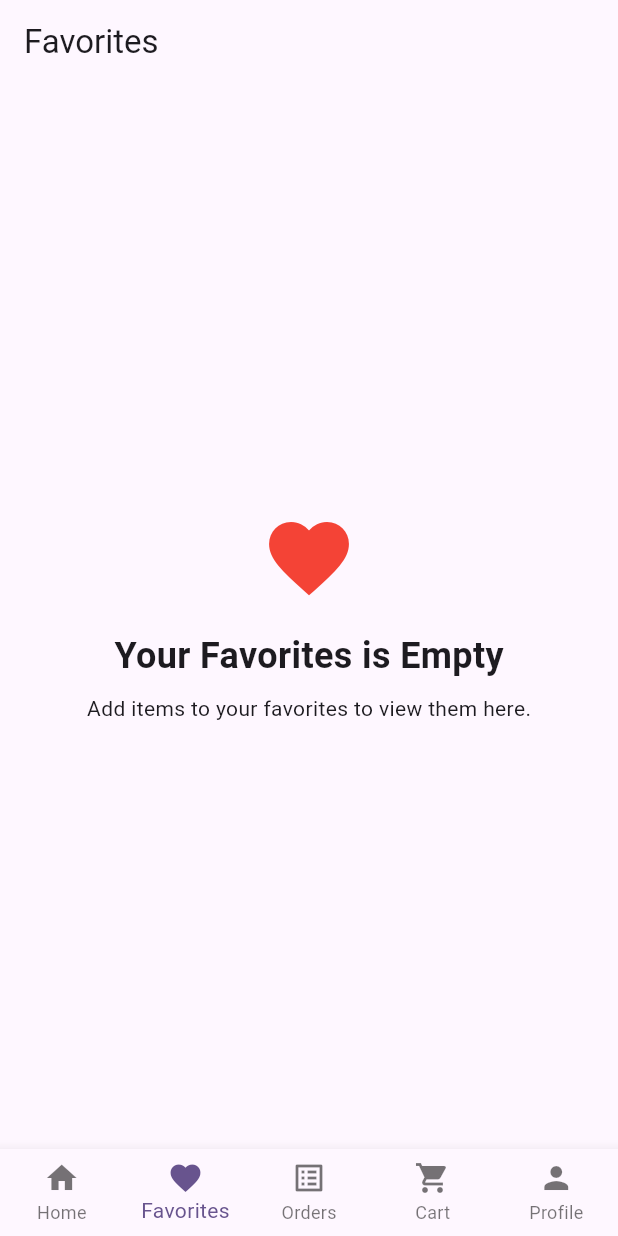
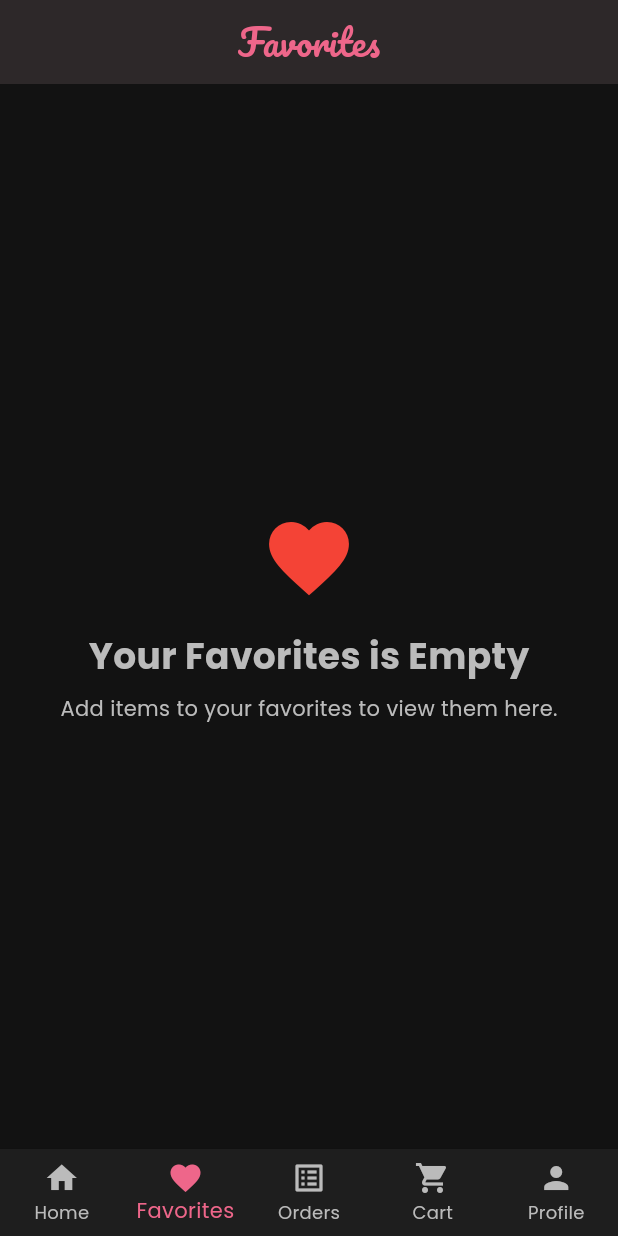
Before and after one commit to MonicaSaeed/cakes_store_frontend, a Flutter app: the screen it shows after launch, item 2 of the bottom bar chosen, on a phone screen of 412 x 824 dp. Run offline on Flutter 3.47's test engine with Material 3 defaults, Android fonts, the phone set to English and light mode, and no system bars; our stand-ins replace shared_preferences.

Commit message:
feat(theme): add light and dark theme data, controller, and SharedPreferences integration

```diff
--- /dev/null
+++ b/devtools_options.yaml
@@ -0,0 +1,3 @@
+description: This file stores settings for Dart & Flutter DevTools.
+documentation: https://docs.flutter.dev/tools/devtools/extensions#configure-extension-enablement-states
+extensions:
--- /dev/null
+++ b/lib/core/constants/preferences_keys.dart
@@ -0,0 +1,3 @@
+class PreferencesKeys {
+  static final String theme = 'theme';
+}
--- /dev/null
+++ b/lib/core/services/preference_manager.dart
@@ -0,0 +1,70 @@
+import 'package:shared_preferences/shared_preferences.dart';
+
+class PreferencesManager {
+  static final PreferencesManager _instance = PreferencesManager._internal();
+
+  // Factory constructor to return singletson instance
+  factory PreferencesManager() {
+    return _instance;
+  }
+
+  // private constructor
+  PreferencesManager._internal();
+
+  late final SharedPreferences _preferences;
+
+  init() async {
+    _preferences = await SharedPreferences.getInstance();
+  }
+
+  // set
+  Future<bool> setString(String key, String value) async {
+    return await _preferences.setString(key, value);
+  }
+
+  Future<bool> setBool(String key, bool value) async {
+    return await _preferences.setBool(key, value);
+  }
+
+  Future<bool> setDouble(String key, double value) async {
+    return await _preferences.setDouble(key, value);
+  }
+
+  Future<bool> setInt(String key, int value) async {
+    return await _preferences.setInt(key, value);
+  }
+
+  Future<bool> setStringList(String key, List<String> value) async {
+    return await _preferences.setStringList(key, value);
+  }
+
+  // get
+  String? getString(String key) {
+    return _preferences.getString(key);
+  }
+
+  bool? getBool(String key) {
+    return _preferences.getBool(key);
+  }
+
+  int? getInt(String key) {
+    return _preferences.getInt(key);
+  }
+
+  double? getDouble(String key) {
+    return _preferences.getDouble(key);
+  }
+
+  List<String>? getStringList(String key) {
+    return _preferences.getStringList(key);
+  }
+
+  // delete
+  remove(String key) async {
+    await _preferences.remove(key);
+  }
+
+  clear() async {
+    await _preferences.clear();
+  }
+}
--- /dev/null
+++ b/lib/core/theme/dark_theme.dart
@@ -0,0 +1,133 @@
+import 'package:cakes_store_frontend/core/theme/theme_colors.dart';
+import 'package:flutter/material.dart';
+
+ThemeData darkTheme = ThemeData(
+  brightness: Brightness.dark,
+  scaffoldBackgroundColor: DarkThemeColors.background,
+  colorScheme: ColorScheme.fromSeed(
+    seedColor: DarkThemeColors.primary,
+    primary: DarkThemeColors.primary,
+    secondary: DarkThemeColors.secondary,
+    background: DarkThemeColors.background,
+    surface: DarkThemeColors.surface,
+    brightness: Brightness.dark,
+  ),
+  appBarTheme: const AppBarTheme(
+    centerTitle: true,
+    backgroundColor: DarkThemeColors.surface,
+    foregroundColor: DarkThemeColors.primary,
+    elevation: 2,
+    titleTextStyle: TextStyle(
+      color: DarkThemeColors.primary,
+      fontFamily: 'Pacifico',
+      fontSize: 24,
+      fontWeight: FontWeight.w500,
+    ),
+  ),
+  textTheme: const TextTheme(
+    headlineLarge: TextStyle(
+      fontFamily: 'Pacifico',
+      fontSize: 32,
+      color: DarkThemeColors.primary,
+    ),
+    bodyLarge: TextStyle(
+      fontFamily: 'Poppins',
+      fontSize: 16,
+      color: DarkThemeColors.textDark,
+    ),
+    bodyMedium: TextStyle(
+      fontFamily: 'Poppins',
+      fontSize: 14,
+      color: DarkThemeColors.textLight,
+    ),
+    labelLarge: TextStyle(
+      fontFamily: 'Poppins',
+      fontSize: 14,
+      color: DarkThemeColors.primary,
+      fontWeight: FontWeight.w600,
+    ),
+  ),
+  elevatedButtonTheme: ElevatedButtonThemeData(
+    style: ElevatedButton.styleFrom(
+      backgroundColor: DarkThemeColors.primary,
+      foregroundColor: Colors.white,
+      padding: const EdgeInsets.symmetric(vertical: 12, horizontal: 20),
+      shape: RoundedRectangleBorder(borderRadius: BorderRadius.circular(12)),
+      textStyle: const TextStyle(
+        fontFamily: 'Poppins',
+        fontSize: 14,
+        fontWeight: FontWeight.w600,
+      ),
+    ),
+  ),
+  inputDecorationTheme: InputDecorationTheme(
+    filled: true,
+    fillColor: DarkThemeColors.surface,
+    contentPadding: const EdgeInsets.symmetric(horizontal: 16, vertical: 14),
+    border: OutlineInputBorder(
+      borderRadius: BorderRadius.circular(12),
+      borderSide: BorderSide(
+        style: BorderStyle.solid,
+        color: const Color.fromARGB(255, 218, 216, 216),
+      ),
+    ),
+    hintStyle: const TextStyle(
+      fontFamily: 'Poppins',
+      color: DarkThemeColors.textLight,
+    ),
+  ),
+  iconTheme: const IconThemeData(color: DarkThemeColors.primary),
+  bottomNavigationBarTheme: const BottomNavigationBarThemeData(
+    backgroundColor: DarkThemeColors.surface,
+    selectedItemColor: DarkThemeColors.primary,
+    unselectedItemColor: DarkThemeColors.textLight,
+    selectedLabelStyle: TextStyle(fontFamily: 'Poppins'),
+    unselectedLabelStyle: TextStyle(fontFamily: 'Poppins'),
+  ),
+  textButtonTheme: TextButtonThemeData(
+    style: TextButton.styleFrom(
+      foregroundColor: DarkThemeColors.primary,
+      textStyle: const TextStyle(
+        fontFamily: 'Poppins',
+        fontWeight: FontWeight.w500,
+      ),
+    ),
+  ),
+  outlinedButtonTheme: OutlinedButtonThemeData(
+    style: OutlinedButton.styleFrom(
+      foregroundColor: DarkThemeColors.primary,
+      side: const BorderSide(color: DarkThemeColors.primary),
+      shape: RoundedRectangleBorder(borderRadius: BorderRadius.circular(12)),
+      textStyle: const TextStyle(
+        fontFamily: 'Poppins',
+        fontSize: 14,
+        fontWeight: FontWeight.w600,
+      ),
+    ),
+  ),
+  chipTheme: ChipThemeData(
+    backgroundColor: DarkThemeColors.secondary,
+    selectedColor: DarkThemeColors.primary,
+    labelStyle: const TextStyle(
+      fontFamily: 'Poppins',
+      color: DarkThemeColors.white,
+    ),
+    secondaryLabelStyle: const TextStyle(
+      fontFamily: 'Poppins',
+      color: DarkThemeColors.textLight,
+    ),
+    padding: const EdgeInsets.symmetric(horizontal: 8, vertical: 4),
+    shape: RoundedRectangleBorder(borderRadius: BorderRadius.circular(8)),
+  ),
+  dividerTheme: const DividerThemeData(
+    color: Color(0xFF333333),
+    thickness: 1,
+    space: 32,
+  ),
+  cardTheme: CardThemeData(
+    color: DarkThemeColors.surface,
+    shape: RoundedRectangleBorder(borderRadius: BorderRadius.circular(16)),
+    elevation: 4,
+    margin: const EdgeInsets.symmetric(horizontal: 16, vertical: 8),
+  ),
+);
--- /dev/null
+++ b/lib/core/theme/light_theme.dart
@@ -0,0 +1,145 @@
+import 'package:cakes_store_frontend/core/theme/theme_colors.dart';
+import 'package:flutter/material.dart';
+
+   ThemeData  lightTheme= ThemeData(
+      scaffoldBackgroundColor: const Color.fromARGB(255, 251, 248, 248),
+      colorScheme: ColorScheme.fromSeed(
+        seedColor: LightThemeColors.primary,
+        primary: LightThemeColors.primary,
+        secondary: LightThemeColors.secondary,
+        background: LightThemeColors.background,
+        surface: LightThemeColors.white,
+        brightness: Brightness.light,
+      ),
+      appBarTheme: const AppBarTheme(
+        centerTitle: true,
+        backgroundColor: LightThemeColors.white,
+        foregroundColor: LightThemeColors.primary,
+        elevation: 3,
+        titleTextStyle: TextStyle(
+          color: LightThemeColors.primary,
+          fontFamily: 'Pacifico',
+          fontSize: 24,
+          fontWeight: FontWeight.w500,
+        ),
+      ),
+      textTheme: const TextTheme(
+        headlineLarge: TextStyle(
+          fontFamily: 'Pacifico',
+          fontSize: 32,
+          color: LightThemeColors.primary,
+        ),
+        bodyLarge: TextStyle(
+          fontFamily: 'Poppins',
+          fontSize: 16,
+          color: LightThemeColors.textDark,
+        ),
+        bodyMedium: TextStyle(
+          fontFamily: 'Poppins',
+          fontSize: 14,
+          color: LightThemeColors.textLight,
+        ),
+        labelLarge: TextStyle(
+          fontFamily: 'Poppins',
+          fontSize: 14,
+          color: LightThemeColors.primary,
+          fontWeight: FontWeight.w600,
+        ),
+      ),
+      elevatedButtonTheme: ElevatedButtonThemeData(
+        style: ElevatedButton.styleFrom(
+          backgroundColor: LightThemeColors.primary,
+          foregroundColor: Colors.white,
+          padding: const EdgeInsets.symmetric(vertical: 12, horizontal: 20),
+          shape: RoundedRectangleBorder(
+            borderRadius: BorderRadius.circular(12),
+          ),
+          textStyle: const TextStyle(
+            fontFamily: 'Poppins',
+            fontSize: 14,
+            fontWeight: FontWeight.w600,
+          ),
+        ),
+      ),
+      inputDecorationTheme: InputDecorationTheme(
+        filled: true,
+        fillColor: Colors.white,
+        contentPadding: const EdgeInsets.symmetric(
+          horizontal: 16,
+          vertical: 14,
+        ),
+        border: OutlineInputBorder(
+          borderRadius: BorderRadius.circular(12),
+          borderSide: BorderSide(
+            style: BorderStyle.solid,
+            color: const Color.fromARGB(255, 218, 216, 216),
+          ),
+        ),
+        hintStyle: const TextStyle(
+          fontFamily: 'Poppins',
+          color: LightThemeColors.textLight,
+        ),
+      ),
+      iconTheme: const IconThemeData(color: LightThemeColors.primary),
+      bottomNavigationBarTheme: const BottomNavigationBarThemeData(
+        backgroundColor: Colors.white,
+        selectedItemColor: LightThemeColors.primary,
+        unselectedItemColor: LightThemeColors.textLight,
+        selectedLabelStyle: TextStyle(fontFamily: 'Poppins'),
+        unselectedLabelStyle: TextStyle(fontFamily: 'Poppins'),
+      ),
+
+      textButtonTheme: TextButtonThemeData(
+        style: TextButton.styleFrom(
+          foregroundColor: LightThemeColors.primary,
+          textStyle: const TextStyle(
+            fontFamily: 'Poppins',
+            fontWeight: FontWeight.w500,
+          ),
+        ),
+      ),
+
+      outlinedButtonTheme: OutlinedButtonThemeData(
+        style: OutlinedButton.styleFrom(
+          foregroundColor: LightThemeColors.primary,
+          side: const BorderSide(color: LightThemeColors.primary),
+          shape: RoundedRectangleBorder(
+            borderRadius: BorderRadius.circular(12),
+          ),
+          textStyle: const TextStyle(
+            fontFamily: 'Poppins',
+            fontSize: 14,
+            fontWeight: FontWeight.w600,
+          ),
+        ),
+      ),
+
+      chipTheme: ChipThemeData(
+        backgroundColor: LightThemeColors.secondary,
+        selectedColor: LightThemeColors.primary,
+        labelStyle: const TextStyle(
+          fontFamily: 'Poppins',
+          color: LightThemeColors.white,
+        ),
+        secondaryLabelStyle: const TextStyle(
+          fontFamily: 'Poppins',
+          color: LightThemeColors.textDark,
+        ),
+        padding: const EdgeInsets.symmetric(horizontal: 8, vertical: 4),
+        shape: RoundedRectangleBorder(borderRadius: BorderRadius.circular(8)),
+      ),
+
+      dividerTheme: const DividerThemeData(
+        color: Color(0xFFDDDDDD),
+        thickness: 1,
+        space: 32,
+      ),
+
+      cardTheme: CardThemeData(
+        color: LightThemeColors.white,
+        shape: RoundedRectangleBorder(borderRadius: BorderRadius.circular(16)),
+        elevation: 4,
+        margin: const EdgeInsets.symmetric(horizontal: 16, vertical: 8),
+      ),
+
+);
--- /dev/null
+++ b/lib/core/theme/theme_controller.dart
@@ -0,0 +1,24 @@
+import 'package:cakes_store_frontend/core/constants/preferences_keys.dart';
+import 'package:cakes_store_frontend/core/services/preference_manager.dart';
+import 'package:flutter/material.dart';
+
+class ThemeController {
+  static final ValueNotifier<ThemeMode> themeNotifier = ValueNotifier(ThemeMode.dark);
+
+  init() {
+    bool result = PreferencesManager().getBool(PreferencesKeys.theme) ?? true;
+    themeNotifier.value = result ? ThemeMode.dark : ThemeMode.light;
+  }
+
+  static toggleTheme() async {
+    if (themeNotifier.value == ThemeMode.dark) {
+      themeNotifier.value = ThemeMode.light;
+      await PreferencesManager().setBool(PreferencesKeys.theme, false);
+    } else {
+      themeNotifier.value = ThemeMode.dark;
+      await PreferencesManager().setBool(PreferencesKeys.theme, true);
+    }
+  }
+
+  static bool isDark() => themeNotifier.value == ThemeMode.dark;
+}
--- a/lib/main.dart
+++ b/lib/main.dart
@@ -1,25 +1,39 @@
+import 'package:cakes_store_frontend/core/components/navigation_bar.dart';
+import 'package:cakes_store_frontend/core/services/preference_manager.dart';
+import 'package:cakes_store_frontend/core/theme/dark_theme.dart';
+import 'package:cakes_store_frontend/core/theme/light_theme.dart';
+import 'package:cakes_store_frontend/core/theme/theme_controller.dart';
+import 'package:cakes_store_frontend/test_screens/theme_showcase_screen.dart';
 import 'package:flutter/material.dart';
 
-import 'core/components/navigation_bar.dart';
+void main() async {
+  WidgetsFlutterBinding.ensureInitialized();
+  await PreferencesManager().init();
+  await ThemeController().init();
 
-void main() {
   runApp(const MyApp());
 }
 
 class MyApp extends StatelessWidget {
   const MyApp({super.key});
 
+
   // This widget is the root of your application.
   @override
   Widget build(BuildContext context) {
-    return MaterialApp(
-      debugShowCheckedModeBanner: false,
-      title: 'Flutter Demo',
-      theme: ThemeData(
-        colorScheme: ColorScheme.fromSeed(seedColor: Colors.deepPurple),
-      ),
-
-      home: NavigationBarScreen(),
+    return ValueListenableBuilder(
+      valueListenable: ThemeController.themeNotifier,
+      builder: (_, value, _) {
+        return MaterialApp(
+          debugShowCheckedModeBanner: false,
+          title: 'YumSlice',
+          themeMode: value,
+          theme: lightTheme,
+          darkTheme: darkTheme,
+          home: NavigationBarScreen(),
+          //home: ThemeShowcaseScreen(),
+        );
+      },
     );
   }
 }
```
Also changed, not shown: lib/core/theme/theme_colors.dart (added, +23 -0 lines), lib/test_screens/home_screen.dart (added, +144 -0 lines), lib/test_screens/theme_showcase_screen.dart (added, +117 -0 lines), pubspec.yaml (+12 -12 lines), assets/fonts/Pacifico-Regular.ttf (added), assets/fonts/Poppins-Bold.ttf (added), assets/fonts/Poppins-Medium.ttf (added), assets/fonts/Poppins-Regular.ttf (added), assets/fonts/Poppins-SemiBold.ttf (added), pubspec.lock, 1 other file.
